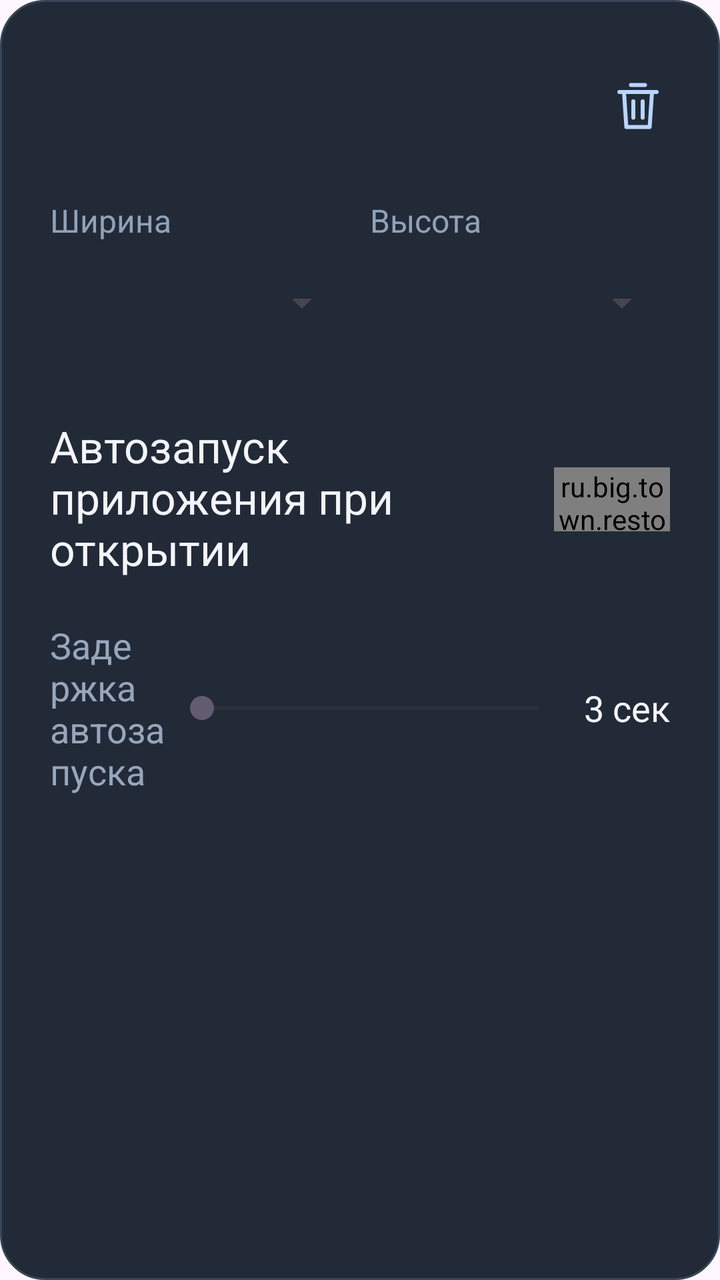
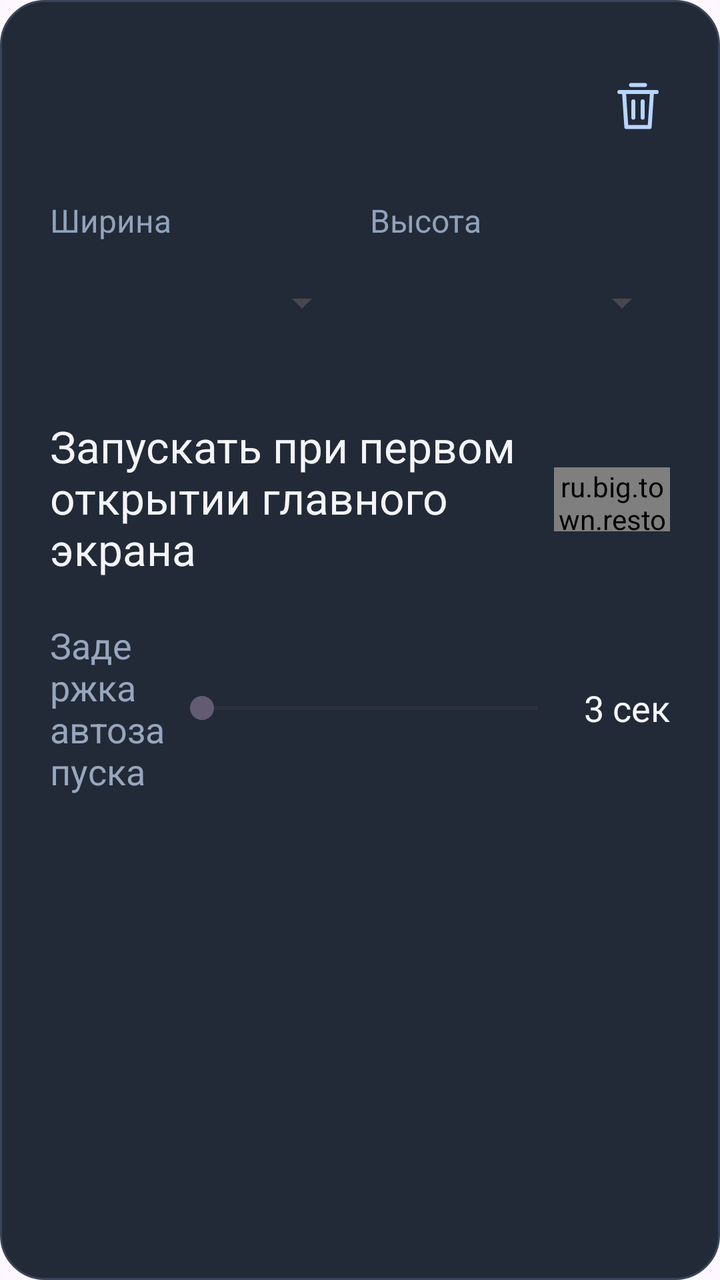

An Android layout rendered at two revisions. The XML below is the earlier revision; the diff shows what the commit changed to produce the second picture.
<!-- AndroidManifest.xml: application theme Theme.RestoreMode -->
<!-- res/layout/settings_main_app_widget_header.xml -->
<?xml version='1.0' encoding='utf-8'?>
<LinearLayout
    xmlns:android="http://schemas.android.com/apk/res/android"
    android:layout_width="match_parent"
    android:layout_height="wrap_content"
    android:orientation="vertical"
    android:background="@drawable/settings_card"
    android:padding="25dp"
    android:paddingBottom="0dp">
    <LinearLayout
        android:layout_width="match_parent"
        android:layout_height="wrap_content"
        android:gravity="center_vertical"
        android:orientation="horizontal"
        android:layout_marginBottom="20dp">
        <ImageView
            android:id="@+id/appWidgetSettingIcon"
            android:layout_width="48dp"
            android:layout_height="48dp"
            android:layout_marginEnd="14dp"
            android:scaleType="fitCenter" />
        <LinearLayout
            android:layout_width="0dp"
            android:layout_height="wrap_content"
            android:orientation="vertical"
            android:layout_weight="1">
            <TextView
                android:id="@+id/appWidgetSettingLabel"
                android:layout_width="match_parent"
                android:layout_height="wrap_content"
                android:textColor="@color/settings_text"
                android:textSize="24sp" />
            <TextView
                android:layout_width="match_parent"
                android:layout_height="wrap_content"
                android:text=""
                android:textSize="16sp"
                android:textColor="#91a2ba"
                android:includeFontPadding="false"
                android:id="@+id/settingsAppWidgetSubtitle"
                android:layout_marginTop="5dp" />
        </LinearLayout>
        <ImageButton
            android:id="@+id/appWidgetSettingDelete"
            android:layout_width="32dp"
            android:layout_height="32dp"
            android:padding="4dp"
            android:background="@android:color/transparent"
            android:src="@drawable/settings_icon_trash"
            android:contentDescription="Убрать виджет" />
    </LinearLayout>
    <LinearLayout
        android:layout_width="match_parent"
        android:layout_height="wrap_content"
        android:orientation="horizontal"
        android:gravity="center_vertical">
        <LinearLayout
            android:layout_width="0dp"
            android:layout_height="wrap_content"
            android:orientation="vertical"
            android:layout_weight="1"
            android:layout_marginEnd="10dp">
            <TextView
                android:layout_width="match_parent"
                android:layout_height="wrap_content"
                android:text="Ширина"
                android:textSize="16sp"
                android:textColor="#91a2ba"
                android:includeFontPadding="false"
                android:layout_marginBottom="7dp" />
            <Spinner
                android:id="@+id/appWidgetSettingWidth"
                android:layout_width="match_parent"
                android:layout_height="48dp"
                android:textColor="@color/settings_text" />
        </LinearLayout>
        <LinearLayout
            android:layout_width="0dp"
            android:layout_height="wrap_content"
            android:orientation="vertical"
            android:layout_weight="1">
            <TextView
                android:layout_width="match_parent"
                android:layout_height="wrap_content"
                android:text="Высота"
                android:textSize="16sp"
                android:textColor="#91a2ba"
                android:includeFontPadding="false"
                android:layout_marginBottom="7dp" />
            <Spinner
                android:id="@+id/appWidgetSettingHeight"
                android:layout_width="match_parent"
                android:layout_height="48dp"
                android:textColor="@color/settings_text" />
        </LinearLayout>
    </LinearLayout>
    <LinearLayout
        android:layout_width="match_parent"
        android:layout_height="wrap_content"
        android:orientation="horizontal"
        android:gravity="center_vertical"
        android:paddingVertical="18dp"
        android:layout_marginTop="18dp">
        <LinearLayout
            android:layout_width="0dp"
            android:layout_height="wrap_content"
            android:orientation="vertical"
            android:layout_weight="1">
            <TextView
                android:layout_width="match_parent"
                android:layout_height="wrap_content"
                android:text="Автозапуск приложения при открытии"
                android:textSize="22sp"
                android:textColor="#f3f5fa"
                android:includeFontPadding="false" />
        </LinearLayout>
        <ru.big.town.restoremode.settings.ui.controls.SettingsToggle
            android:id="@+id/appWidgetSettingAutoStart"
            android:layout_width="58dp"
            android:layout_height="32dp"
            android:text=""
            android:textColor="@color/settings_text"
            android:textSize="18sp"
            android:thumb="@drawable/switch_thumb"
            android:track="@drawable/switch_track" />
    </LinearLayout>
    <LinearLayout
        android:id="@+id/appWidgetDelayContainer"
        android:layout_width="match_parent"
        android:layout_height="wrap_content"
        android:layout_marginTop="4dp"
        android:gravity="center_vertical"
        android:orientation="horizontal">
        <TextView
            android:layout_width="0dp"
            android:layout_height="wrap_content"
            android:layout_weight="1"
            android:text="Задержка автозапуска"
            android:textColor="@color/settings_muted"
            android:textSize="18sp" />
        <SeekBar
            android:id="@+id/appWidgetSettingDelay"
            android:layout_width="200dp"
            android:layout_height="wrap_content"
            android:max="59" />
        <TextView
            android:id="@+id/appWidgetSettingDelayText"
            android:layout_width="50dp"
            android:layout_height="wrap_content"
            android:gravity="end"
            android:text="3 сек"
            android:textColor="@color/settings_text"
            android:textSize="18sp" />
    </LinearLayout>
</LinearLayout>
<!-- resources referenced by this layout -->
<resources>
  <color name="settings_muted">#97A6BC</color>
  <color name="settings_text">#F3F5FA</color>
  <!-- drawable settings_card (drawable) -->
  <shape xmlns:android="http://schemas.android.com/apk/res/android">
      <solid android:color="@color/settings_surface" />
      <stroke android:width="1dp" android:color="@color/settings_border" />
      <corners android:radius="@dimen/settings_card_radius" />
  </shape>
  <!-- drawable settings_icon_trash (drawable) -->
  <vector xmlns:android="http://schemas.android.com/apk/res/android" android:width="28dp" android:height="28dp" android:viewportWidth="24" android:viewportHeight="24">
      <path android:pathData="M4 6h16M9 3h6M6 6l1 15h10l1-15M10 10v7M14 10v7" android:fillColor="#00000000" android:strokeColor="#B9D5FF" android:strokeWidth="1.7" android:strokeLineCap="round" android:strokeLineJoin="round" />
  </vector>
  <!-- drawable switch_thumb (drawable) -->
  <?xml version="1.0" encoding="utf-8"?>
  <selector xmlns:android="http://schemas.android.com/apk/res/android">
      <item android:state_checked="true">
          <shape android:shape="oval">
              <solid android:color="#2A84DE" />
              <size android:width="24dp" android:height="24dp" />
          </shape>
      </item>
      <item>
          <shape android:shape="oval">
              <solid android:color="#888888" />
              <size android:width="24dp" android:height="24dp" />
          </shape>
      </item>
  </selector>
  <!-- drawable switch_track (drawable) -->
  <?xml version="1.0" encoding="utf-8"?>
  <selector xmlns:android="http://schemas.android.com/apk/res/android">
      <item android:state_checked="true">
          <shape android:shape="rectangle">
              <solid android:color="#5AAAE8" />
              <corners android:radius="20dp" />
          </shape>
      </item>
      <item>
          <shape android:shape="rectangle">
              <solid android:color="#444444" />
              <corners android:radius="20dp" />
          </shape>
      </item>
  </selector>
  <style name="Theme.RestoreMode" parent="Base.Theme.RestoreMode" />
  <color name="settings_surface">#222A37</color>
  <color name="settings_border">#384457</color>
  <dimen name="settings_card_radius">22dp</dimen>
  <style name="Base.Theme.RestoreMode" parent="Theme.Material3.DayNight.NoActionBar">
          
          
      </style>
</resources>

<!-- the commit's change to res/layout/settings_main_app_widget_header.xml (unified diff, before → after) -->
@@ -109,7 +109,7 @@
             <TextView
                 android:layout_width="match_parent"
                 android:layout_height="wrap_content"
-                android:text="Автозапуск приложения при открытии"
+                android:text="Запускать при первом открытии главного экрана"
                 android:textSize="22sp"
                 android:textColor="#f3f5fa"
                 android:includeFontPadding="false" />
